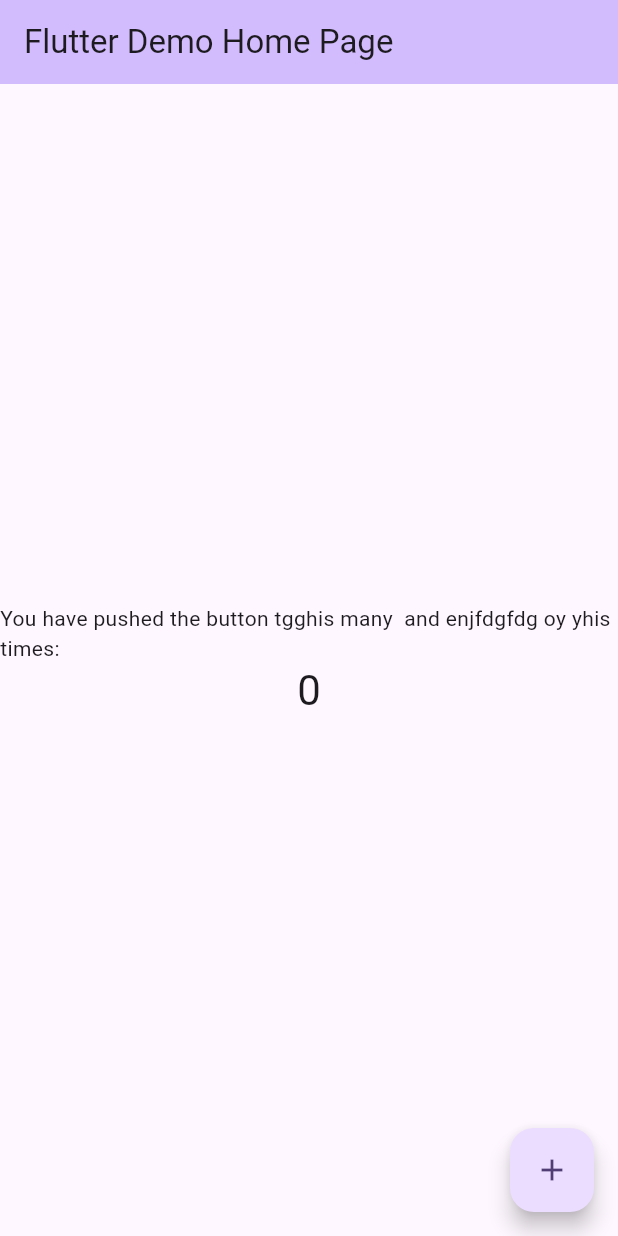
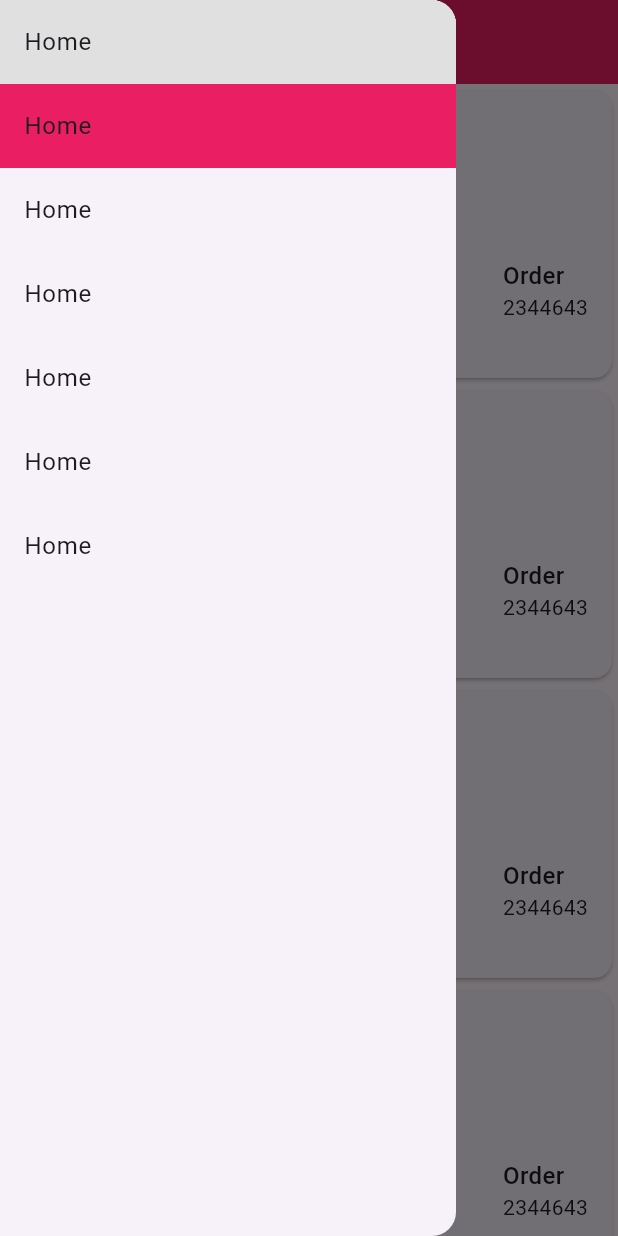
Before and after one commit to AbMamun12/rsa-project, a Flutter app: the screen it shows after launch, with the side drawer open (before the commit the screen has no drawer), on a phone screen of 412 x 824 dp. Run offline on Flutter 3.47's test engine with Material 3 defaults, Android fonts, the light colour scheme and no system bars.

Commit message:
A project of responsive design

```diff
--- a/lib/main.dart
+++ b/lib/main.dart
@@ -1,66 +1,21 @@
 import 'package:flutter/material.dart';
+import 'package:rsa/presentation/screens/home_screen.dart';
 
 void main() {
-  runApp(const MyApp());
+  runApp(const RSAApp());
 }
 
-class MyApp extends StatelessWidget {
-  const MyApp({super.key});
+class RSAApp extends StatelessWidget {
+  const RSAApp({super.key});
 
-  // This widget is the root of your application.
   @override
   Widget build(BuildContext context) {
-    return MaterialApp(
-      title: 'Flutter De applicationmo',
-      theme: ThemeData(
-        colorScheme: ColorScheme.fromSeed(seedColor: Colors.deepPurple),
-        useMaterial3: true,
+    return const MaterialApp(
+      debugShowCheckedModeBanner: false,
+      home: HomeScreen(
+
       ),
-      home: const MyHomePage(title: 'Flutter Demo Home Page'),
+
     );
   }
 }
-
-class MyHomePage extends StatefulWidget {
-  const MyHomePage({super.key, required this.title});
-  final String title;
-  @override
-  State<MyHomePage> createState() => _MyHomePageState();
-}
-class _MyHomePageState extends State<MyHomePage> {
-  int _counter = 0;
-  void _incrementCounter() {
-    setState(() {
-      _counter++;
-    });
-
-  }
-  @override
-  Widget build(BuildContext context) {
-    return Scaffold(
-      appBar: AppBar(
-        backgroundColor: Theme.of(context).colorScheme.inversePrimary,
-        title: Text(widget.title),
-      ),
-      body: Center(
-        child: Column(
-          mainAxisAlignment: MainAxisAlignment.center,
-          children: <Widget>[
-            const Text(
-              'You have pushed the button tgghis many  and enjfdgfdg oy yhis times:',
-            ),
-            Text(
-              '$_counter',
-              style: Theme.of(context).textTheme.headlineMedium,
-            ),
-          ],
-        ),
-      ),
-      floatingActionButton: FloatingActionButton(
-        onPressed: _incrementCounter,
-        tooltip: 'Increment',
-        child: const Icon(Icons.add),
-      ), // This trailing comma makes auto-formatting nicer for build methods.
-    );
-  }
-}
--- /dev/null
+++ b/lib/presentation/screens/home_screen.dart
@@ -0,0 +1,110 @@
+import 'package:flutter/material.dart';
+import 'package:rsa/presentation/widget/dashboard_card.dart';
+import 'package:rsa/presentation/widget/nav_manu.dart';
+import 'package:rsa/presentation/widget/responsive_builder.dart';
+
+class HomeScreen extends StatefulWidget {
+  const HomeScreen({super.key});
+
+  @override
+  State<HomeScreen> createState() => _HomeScreenState();
+}
+
+class _HomeScreenState extends State<HomeScreen> {
+  @override
+  Widget build(BuildContext context) {
+    return ResponsiveBuilder(
+        mobile: _buildMobileLayout(),
+        tablet: _buildTablateLayout(),
+        desktop: _buildDesktopLayout());
+  }
+
+  Widget _buildMobileLayout() {
+    return Scaffold(
+        appBar: AppBar(
+            centerTitle: true,
+            title: const Text(
+              'Home',
+              style: TextStyle(color: Colors.white),
+            ),
+            backgroundColor: Colors.pink),
+        drawer: NevMenu(),
+        body: SingleChildScrollView(
+          child: Column(
+            children: [_getSummarySection(crossAxisCount: 1, ratio: 1.6)],
+          ),
+        ));
+  }
+
+  Widget _buildTablateLayout() {
+    return Scaffold(
+      appBar: AppBar(
+          centerTitle: true,
+          title: const Text(
+            'Home',
+            style: TextStyle(color: Colors.white),
+          ),
+          backgroundColor: Colors.pink),
+      drawer: NevMenu(),
+      body: SingleChildScrollView(
+        child: Column(
+          children: [_getSummarySection(crossAxisCount: 2, ratio: 1.6)],
+        ),
+      ),
+    );
+  }
+
+  Widget _buildDesktopLayout() {
+    return Scaffold(
+      body: Row(
+        children: [
+          const NevMenu(),
+          Expanded(
+              child: SingleChildScrollView(
+            child: Column(
+              children: [_getSummarySection(crossAxisCount: 4, ratio: 1.5)],
+            ),
+          ))
+        ],
+      ),
+    );
+  }
+
+  Widget _getSummarySection(
+      {required int crossAxisCount, required double ratio}) {
+    return GridView(
+      shrinkWrap: true,
+      primary: false,
+      gridDelegate: SliverGridDelegateWithFixedCrossAxisCount(
+          crossAxisCount: crossAxisCount,
+          //  childAspectRatio: ratio
+          mainAxisExtent: 200),
+      children: [
+        DashboardCard(),
+        DashboardCard(),
+        DashboardCard(),
+        DashboardCard(),
+        DashboardCard(),
+        DashboardCard(),
+        DashboardCard(),
+        DashboardCard(),
+        DashboardCard(),
+        DashboardCard(),
+        DashboardCard(),
+        DashboardCard(),
+        DashboardCard(),
+        DashboardCard(),
+        DashboardCard(),
+        DashboardCard(),
+        DashboardCard(),
+        DashboardCard(),
+        DashboardCard(),
+        DashboardCard(),
+        DashboardCard(),
+        DashboardCard(),
+        DashboardCard(),
+        DashboardCard(),
+      ],
+    );
+  }
+}
--- /dev/null
+++ b/lib/presentation/widget/dashboard_card.dart
@@ -0,0 +1,56 @@
+import 'package:flutter/material.dart';
+
+class DashboardCard extends StatelessWidget {
+  const DashboardCard({
+    super.key,
+  });
+
+  @override
+  Widget build(BuildContext context) {
+    return Card(
+      child: Padding(
+        padding: const EdgeInsets.all(16.0),
+        child: Column(
+          crossAxisAlignment: CrossAxisAlignment.center,
+          children: [
+            Container(
+              padding: EdgeInsets.all(32),
+              decoration: BoxDecoration(
+                  color: Colors.pink.shade300, borderRadius: BorderRadius.circular(8)),
+              child: Icon(
+                Icons.timelapse,
+                color: Colors.black,
+              ),
+            ),
+            const SizedBox(
+              height: 8,
+            ),
+            Row(
+              mainAxisAlignment: MainAxisAlignment.spaceBetween,
+              children: [
+                _buildSingleSection('Sales', '2344643'),
+                _buildSingleSection('Order', '2344643'),
+              ],
+            )
+          ],
+        ),
+      ),
+    );
+  }
+
+  Widget _buildSingleSection(String title, String number) {
+    return Column(
+      crossAxisAlignment: CrossAxisAlignment.start,
+      children: [
+        Text(
+          title,
+          style: TextStyle(
+            fontSize: 16,
+            fontWeight: FontWeight.w500,
+          ),
+        ),
+        Text(number),
+      ],
+    );
+  }
+}
--- /dev/null
+++ b/lib/presentation/widget/nav_manu.dart
@@ -0,0 +1,42 @@
+import 'package:flutter/material.dart';
+
+class NevMenu extends StatelessWidget {
+  const NevMenu({
+    super.key,
+  });
+
+  @override
+  Widget build(BuildContext context) {
+    return Drawer(
+      child: SafeArea(
+        child: Column(
+          children: [
+            ListTile(
+              title: Text('Home'),
+              tileColor: Colors.grey.shade300,
+            ),
+            ListTile(
+              title: Text('Home'),
+              tileColor: Colors.pink,
+            ),
+            ListTile(
+              title: Text('Home'),
+            ),
+            ListTile(
+              title: Text('Home'),
+            ),
+            ListTile(
+              title: Text('Home'),
+            ),
+            ListTile(
+              title: Text('Home'),
+            ),
+            ListTile(
+              title: Text('Home'),
+            )
+          ],
+        ),
+      ),
+    );
+  }
+}
--- /dev/null
+++ b/lib/presentation/widget/responsive_builder.dart
@@ -0,0 +1,31 @@
+import 'package:flutter/material.dart';
+import 'package:rsa/utils/screen_utils.dart';
+
+class ResponsiveBuilder extends StatelessWidget {
+  const ResponsiveBuilder({
+    super.key,
+    required this.mobile,
+    required this.desktop,
+    this.tablet,
+  });
+
+  final Widget mobile;
+  final Widget? tablet;
+  final Widget desktop;
+
+  @override
+  Widget build(BuildContext context) {
+    final size = MediaQuery.of(context).size;
+    final DeviceType deviceType = ScreenUtils.getDeviceType(size.width);
+
+    if (deviceType == DeviceType.mobile){
+      return mobile;
+    }
+    else if (deviceType==DeviceType.tablet){
+      return tablet ?? mobile;
+    }
+    return desktop;
+
+
+  }
+}
--- /dev/null
+++ b/lib/utils/screen_utils.dart
@@ -0,0 +1,22 @@
+enum DeviceType {
+  mobile,
+  tablet,
+  desktop
+}
+class ScreenUtils{
+  static const double mobileMaxsize = 610;
+  static const double tabletMaxsize = 1008;
+  static const double desktopMinsize = 610;
+
+  static DeviceType getDeviceType(double width){
+    if (width < ScreenUtils.mobileMaxsize) {
+      return DeviceType.mobile;
+    } else if (width >= ScreenUtils.mobileMaxsize &&
+        width < ScreenUtils.tabletMaxsize) {
+      return DeviceType.tablet;
+    }
+    return DeviceType.desktop;
+  }
+
+
+}
```
